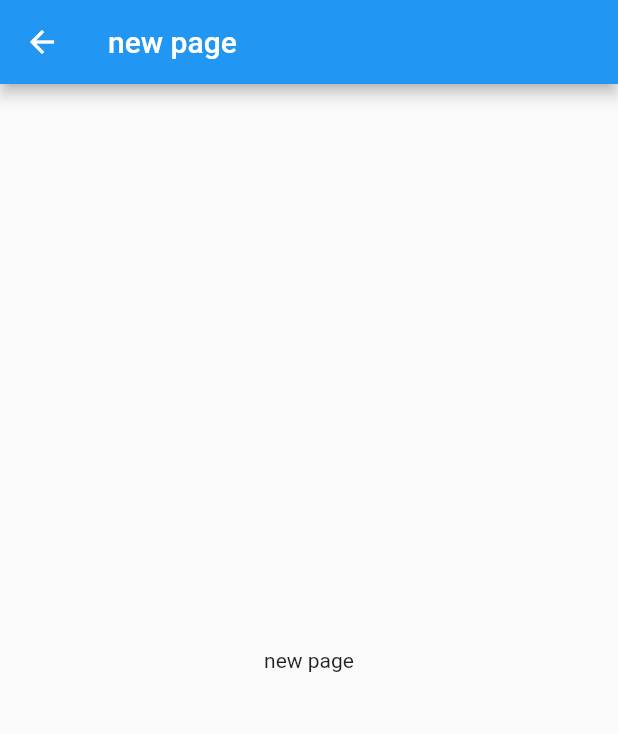
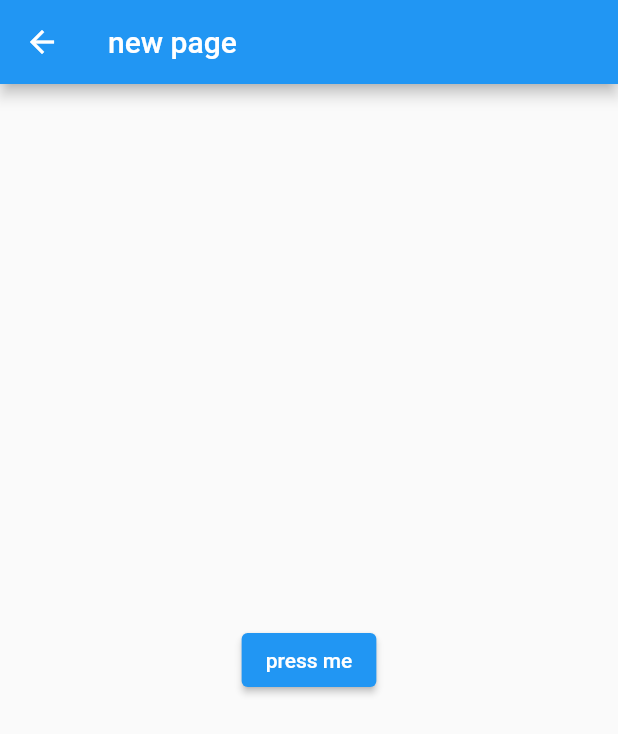
Before and after one commit to mohamadalsafi/lab, a Flutter app: the screen it shows after launch, after a tap on "press me", on a phone screen of 412 x 824 dp. Shown: the top 734 px of the screen. Run offline on Flutter 3.47's test engine with Material 2 defaults, Android fonts, the phone set to English and light mode, and no system bars.

Commit message:
add new page

```diff
--- a/lib/main.dart
+++ b/lib/main.dart
@@ -1,4 +1,7 @@
 import 'package:flutter/material.dart';
+import 'package:lab/new_page.dart';
+
+
 
 void main() {
   runApp(const MyApp());
@@ -39,10 +42,10 @@ class _MyHomePageState extends State<MyHomePage> {
         title: Center(
           child: Row(
             mainAxisAlignment: MainAxisAlignment.spaceAround,
-            children: [
-              const Icon(Icons.contact_mail_sharp),
-              const Icon(Icons.contact_mail_sharp),
-              const Icon(Icons.contact_mail_sharp),
+            children: const [
+              Icon(Icons.image),
+              Icon(Icons.cable_sharp),
+              Icon(Icons.call_end_rounded),
             ],
           ),
         ),
@@ -55,25 +58,10 @@ class _MyHomePageState extends State<MyHomePage> {
               context,
               MaterialPageRoute(builder: (context) => const NewPage()),
             );
-            print('hello');
+
           },child: Text('press me'),),
         ),
       ),
     );
   }
 }
-
-
-class NewPage extends StatelessWidget {
-  const NewPage({Key? key}) : super(key: key);
-
-  @override
-  Widget build(BuildContext context) {
-    return Scaffold(
-        appBar: AppBar(title: Text('new page'),),
-        body: Container(
-      child: Center(child: Text('new page')),
-
-    ));
-  }
-}
--- /dev/null
+++ b/lib/new_page.dart
@@ -0,0 +1,37 @@
+import 'package:flutter/material.dart';
+import 'package:lab/main.dart';
+
+
+
+class NewPage extends StatelessWidget {
+  const NewPage({Key? key}) : super(key: key);
+
+  @override
+  Widget build(BuildContext context) {
+    return Scaffold(
+        appBar: AppBar(title: Text('new page'),),
+        body: Container(
+          child: Center(child: ElevatedButton(
+            onPressed: () {
+              Navigator.push(
+                context,
+                MaterialPageRoute(builder: (context) => const SecondPage()),
+              );
+              print('hello');
+            },
+            child: Text('press me'),
+          ),),
+
+        ));
+  }
+}
+
+
+class SecondPage extends StatelessWidget {
+  const SecondPage({Key? key}) : super(key: key);
+
+  @override
+  Widget build(BuildContext context) {
+    return Container();
+  }
+}
```
